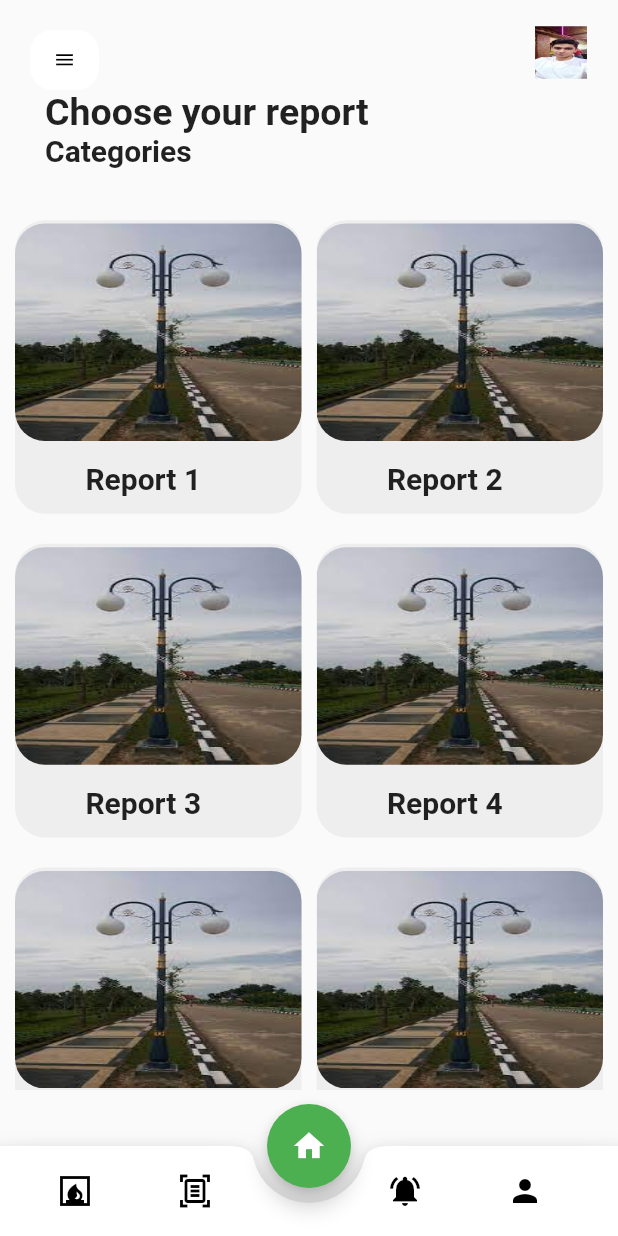
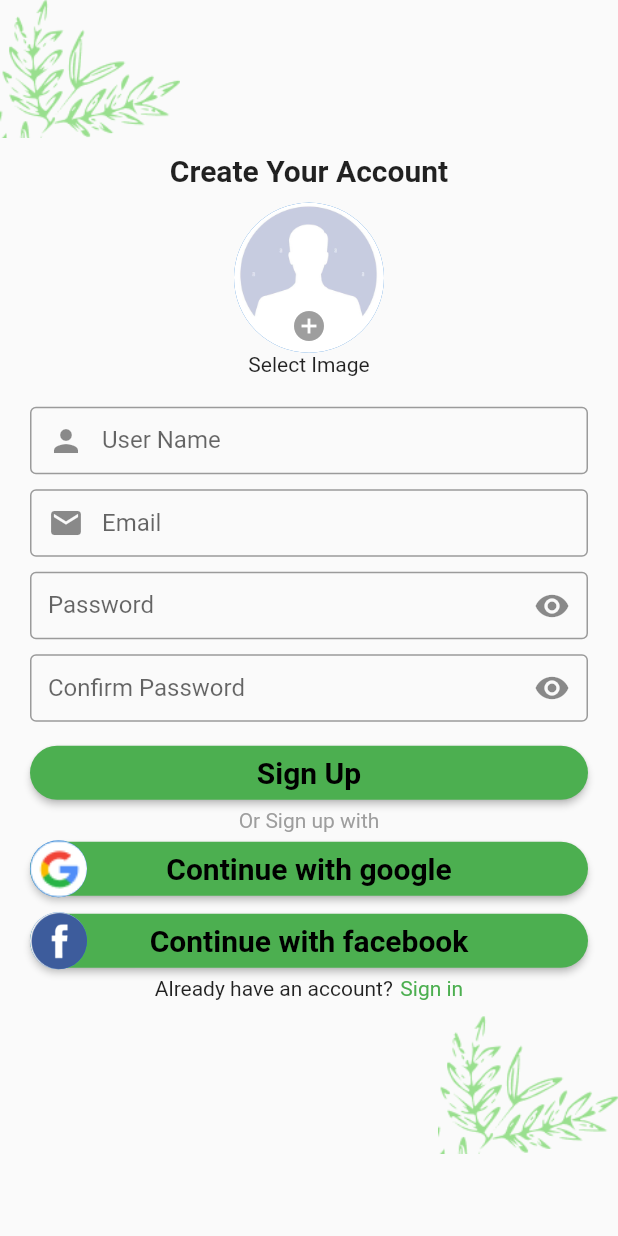
Before and after one commit to youssef182000/Balghny, a Flutter app: the screen it shows after launch, on a phone screen of 412 x 824 dp. Run offline on Flutter 3.47's test engine with Material 2 defaults, Android fonts, the phone set to English and light mode, and no system bars; our stand-ins replace animated_splash_screen, dio, gallery_saver, image_gallery_saver, image_picker, page_transition and 1 more.

Commit message:
login and registration are done

```diff
--- a/lib/main.dart
+++ b/lib/main.dart
@@ -1,5 +1,8 @@
 import 'package:balghny/view/screen/camera_screen.dart';
 import 'package:balghny/view/screen/home_page.dart';
+import 'package:balghny/view/screen/login_screen.dart';
+import 'package:balghny/view/screen/registration_screen.dart';
+import 'package:balghny/view/screen/splash_screen.dart';
 import 'package:flutter/material.dart';
 
 void main() {
@@ -26,10 +29,10 @@ class MyApp extends StatelessWidget {
         // is not restarted.
         primarySwatch: Colors.blue,
       ),
-      home: HomePage(),
+      home: Splash(),
       routes: {
-     //  "login" : (context) => Login(),
-      //  "register" : (context) => Register(),
+       "login" : (context) => Login(),
+        "register" : (context) => Registration(),
         "home" : (context) => HomePage(),
         "cam" : (context) => Cam(),
 
--- /dev/null
+++ b/lib/view/screen/registration_screen.dart
@@ -0,0 +1,247 @@
+import 'package:flutter/material.dart';
+
+
+
+class Registration extends StatefulWidget {
+  const Registration({Key? key}) : super(key: key);
+
+  @override
+  State<Registration> createState() => _RegistrationState();
+}
+
+class _RegistrationState extends State<Registration> {
+  @override
+  Widget build(BuildContext context) {
+    return Scaffold(
+      body: SafeArea(
+        child: SingleChildScrollView(
+          scrollDirection: Axis.vertical,
+          child: Column(
+            children: [
+              Row(
+                mainAxisAlignment: MainAxisAlignment.start,
+                children: [
+                  SizedBox(width: 120,
+                      child: Image.asset('assets/images/t2.png')),
+                ],
+              ),
+              SizedBox(height: 10,),
+              Container(child: Text("Create Your Account",style: TextStyle(fontSize: 20,fontWeight: FontWeight.bold),),),
+              SizedBox(height: 10,),
+              Column(
+                children: [
+                  Stack(
+                    children: [
+
+
+                      Center(
+                        child: CircleAvatar(
+                          backgroundImage: AssetImage('assets/images/profile1.jpg'),
+                          radius: 50,
+                        ),
+                      ),
+                      InkWell(onTap: (){},
+                        child: Container(margin: EdgeInsets.only(top: 70),
+                            child: Center(child: Icon(Icons.add_circle,color: Colors.grey,))),
+                      ),
+                    ],
+                  ),
+                  Text("Select Image")
+                ],
+              ),
+              SizedBox(height: 20,),
+              Container(
+                margin: EdgeInsets.symmetric(horizontal: 20),
+                child: Column(children: [
+                SizedBox(
+                  height: 45,
+                  child: TextField(
+                    decoration: InputDecoration(
+                      border: OutlineInputBorder(),
+                      hintText: 'Enter your name here',
+                      labelText: 'User Name',
+                      prefixIcon: Icon(Icons.person),
+                    ),
+                  ),
+                ),
+                  SizedBox(height: 10,),
+                  SizedBox(height: 45,
+                    child: TextField(
+                      decoration: InputDecoration(
+                          border: OutlineInputBorder(),
+                          hintText: 'Enter your email here',
+                          labelText: 'Email',
+                        prefixIcon: Icon(Icons.email),
+                      ),
+                    ),
+                  ),
+                  SizedBox(height: 10,),
+                  SizedBox(height: 45,
+                    child: TextField(
+                      obscureText: true,
+                      decoration: InputDecoration(
+                          border: OutlineInputBorder(),
+                          hintText: 'Enter your password here',
+                          labelText: 'Password',
+                        suffixIcon: Icon(Icons.remove_red_eye)
+
+                      ),
+                    ),
+                  ),
+                  SizedBox(height: 10,),
+                  SizedBox(height: 45,
+                    child: TextField(
+                      obscureText: true,
+                      decoration: InputDecoration(
+                          border: OutlineInputBorder(),
+                          hintText: 'Confirm Password here',
+                          labelText: 'Confirm Password',
+                        suffixIcon: Icon(Icons.remove_red_eye)
+                      ),
+                    ),
+                  ),
+              ],),),
+              SizedBox(height: 10,),
+          Container(child: Column(children: [
+            Row(
+              children: [
+                Expanded(
+                  child: Container(
+                    margin: EdgeInsets.symmetric(horizontal: 20),
+                    child: ElevatedButton(
+                      onPressed: () {
+                          Navigator.of(context).pushNamed("home");
+                      },
+                      style: ButtonStyle(
+                          backgroundColor: MaterialStateProperty.all(Colors.green),
+                          shape: MaterialStateProperty.all<
+                              RoundedRectangleBorder>(
+                              RoundedRectangleBorder(
+                                  borderRadius: BorderRadius.circular(30)))),
+                      child: const Text(
+                        "Sign Up",
+                        style: TextStyle(
+                            fontWeight: FontWeight.bold,
+                            fontSize: 20,
+                            color: Colors.black),
+                      ),
+                    ),
+                  ),
+                ),
+              ],
+            ),
+            Row(children: [
+              Expanded(child:  Center(child: Text("Or Sign up with",style: TextStyle(color: Colors.grey),)))
+            ],),
+            Stack(
+              children: [
+                Row(
+                  children: [
+
+                    Expanded(
+                      child:  Container(
+                        margin: EdgeInsets.symmetric(horizontal: 20),
+                        child: ElevatedButton(
+                          onPressed: () {
+                            //   Navigator.of(context).pushNamed("login");
+                          },
+                          style: ButtonStyle(
+                              backgroundColor: MaterialStateProperty.all(Colors.green),
+                              shape: MaterialStateProperty.all<
+                                  RoundedRectangleBorder>(
+                                  RoundedRectangleBorder(
+                                      borderRadius: BorderRadius.circular(30)))),
+                          child: const Text(
+                            "Continue with google",
+                            style: TextStyle(
+                                fontWeight: FontWeight.bold,
+                                fontSize: 20,
+                                color: Colors.black),
+                          ),
+                        ),
+                      ),
+                    ),
+                  ],
+                ),
+
+                Container(
+                  margin: EdgeInsets.only(left: 20,top: 5),
+                  child: CircleAvatar(
+                    backgroundImage: AssetImage('assets/images/Google.png'),
+                    radius: 19,
+
+                  ),
+                ),
+              ],
+            ),
+            Stack(
+              children: [
+                Row(
+                  children: [
+
+                    Expanded(
+                      child:  Container(
+                        margin: EdgeInsets.symmetric(horizontal: 20),
+                        child: ElevatedButton(
+                          onPressed: () {
+                            //   Navigator.of(context).pushNamed("login");
+                          },
+                          style: ButtonStyle(
+                              backgroundColor: MaterialStateProperty.all(Colors.green),
+                              shape: MaterialStateProperty.all<
+                                  RoundedRectangleBorder>(
+                                  RoundedRectangleBorder(
+                                      borderRadius: BorderRadius.circular(30)))),
+                          child: const Text(
+                            "Continue with facebook",
+                            style: TextStyle(
+                                fontWeight: FontWeight.bold,
+                                fontSize: 20,
+                                color: Colors.black),
+                          ),
+                        ),
+                      ),
+                    ),
+                  ],
+                ),
+
+                Container(
+                  margin: EdgeInsets.only(left: 20,top: 5),
+                  child: CircleAvatar(
+                    backgroundImage: AssetImage('assets/images/Face.png'),
+                    radius: 19,
+
+                  ),
+                ),
+              ],
+            ),
+            Row(
+              mainAxisAlignment: MainAxisAlignment.center,
+              children: [
+              Text("Already have an account?"),
+              SizedBox(width: 5,),
+              InkWell( onTap: (){
+                Navigator.of(context).pushNamed("login");
+              },
+                  child: Text("Sign in",style: TextStyle(color: Colors.green),))
+            ],),
+
+          ],),),
+              SizedBox(height: 10,),
+
+              Row(
+                mainAxisAlignment: MainAxisAlignment.end,
+                children: [
+                  SizedBox(width: 120,
+                      child: Image.asset('assets/images/t2.png')),
+                ],
+              ),
+
+
+            ],
+          ),
+        ),
+      ),
+    );
+  }
+}
```
Also changed, not shown: lib/view/screen/login_screen.dart (added, +200 -0 lines), lib/view/screen/splash_screen.dart (added, +28 -0 lines), lib/view/widget/textField.dart (added, +23 -0 lines), assets/images/Face.png (added), assets/images/profile1.jpg (added), assets/images/sign1.png (added), assets/images/sign2.png (added), assets/images/t1.png (added), assets/images/t2.png (added).
